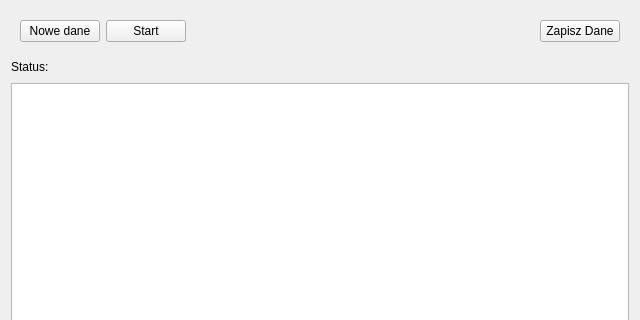
Old version of the form PrzeplywomierzGUI/Aplikacja/mierzonepozycje.ui in the repository wiacekmarcin/StanowiskoOtwock; both pictures show x 0 to 640 and y 0 to 320 of the 640 by 480 pixel window.
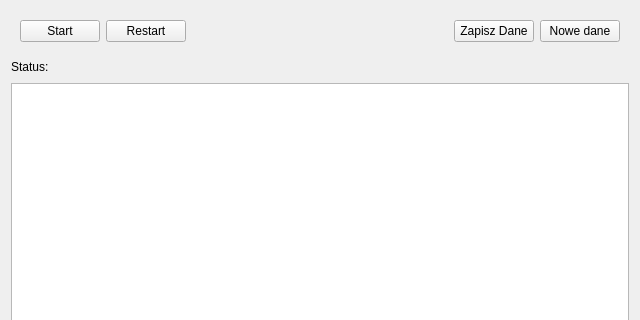
New version of the form.

```diff
--- a/PrzeplywomierzGUI/Aplikacja/mierzonepozycje.ui
+++ b/PrzeplywomierzGUI/Aplikacja/mierzonepozycje.ui
@@ -17,13 +17,6 @@
    <item>
     <widget class="QWidget" name="widget" native="true">
      <layout class="QHBoxLayout" name="horizontalLayout">
-      <item>
-       <widget class="QPushButton" name="pbNoweDane">
-        <property name="text">
-         <string>Nowe dane</string>
-        </property>
-       </widget>
-      </item>
       <item>
        <widget class="QPushButton" name="pbStart">
         <property name="text">
@@ -31,6 +24,13 @@
         </property>
        </widget>
       </item>
+      <item>
+       <widget class="QPushButton" name="pbRestart">
+        <property name="text">
+         <string>Restart</string>
+        </property>
+       </widget>
+      </item>
       <item>
        <spacer name="horizontalSpacer_2">
         <property name="orientation">
@@ -51,6 +51,13 @@
         </property>
        </widget>
       </item>
+      <item>
+       <widget class="QPushButton" name="pbNoweDane">
+        <property name="text">
+         <string>Nowe dane</string>
+        </property>
+       </widget>
+      </item>
      </layout>
     </widget>
    </item>
```
